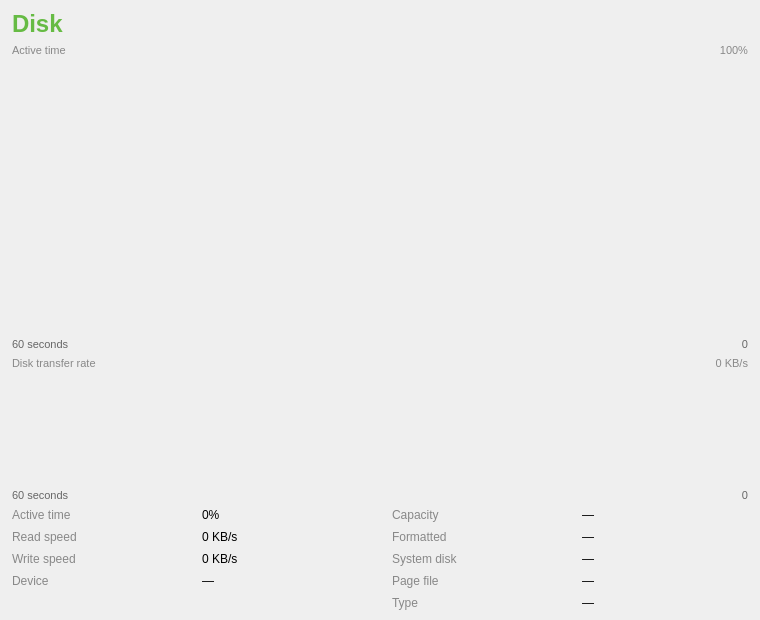
This is src/perf/diskdetailwidget.ui in wholikeel/TuxManager as Qt 5 draws it before an edit. The edited form follows.
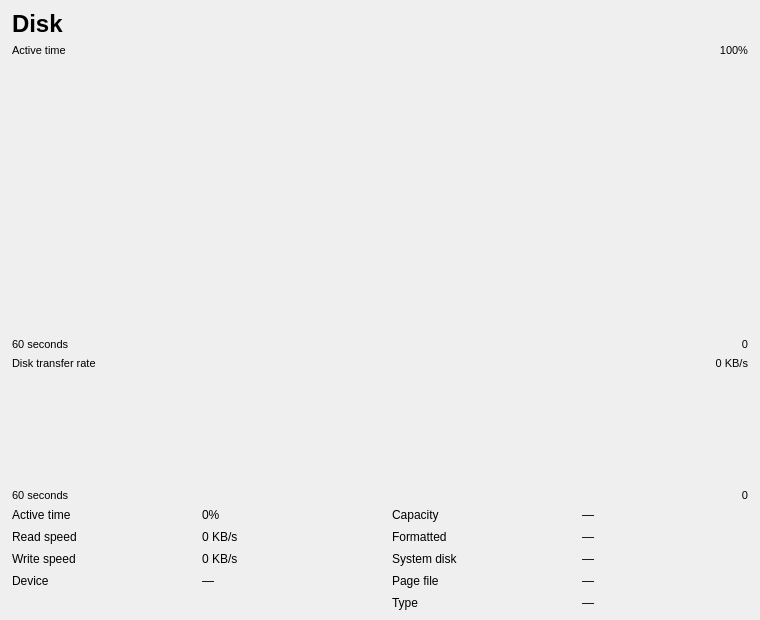
This is the edited form. Custom widgets are drawn as their Qt base class.

Commit message:
new ColorScheme class
this is a followup to cleanup of light / dark theme colors,
instead of having the colors scattered all over the place
hardcoded, we have a single place where we store all of them

Configuration now determines between 3 different color schemes:

Light / Dark / Custom

The custom scheme is loaded using serialization
from / to QVariantMap, however right now there is still no
UI yet that would allow users to change these colors

Patch:
```diff
--- a/src/perf/diskdetailwidget.ui
+++ b/src/perf/diskdetailwidget.ui
@@ -17,7 +17,7 @@
      <item>
       <widget class="QLabel" name="titleLabel">
        <property name="text"><string>Disk</string></property>
-       <property name="styleSheet"><string>font-size: 18pt; font-weight: bold; color: #66bb44;</string></property>
+       <property name="styleSheet"><string>font-size: 18pt; font-weight: bold;</string></property>
       </widget>
      </item>
      <item>
@@ -41,7 +41,7 @@
      <item>
       <widget class="QLabel" name="activeGraphLabel">
        <property name="text"><string>Active time</string></property>
-       <property name="styleSheet"><string>color:#888; font-size: 8pt;</string></property>
+       <property name="styleSheet"><string>font-size: 8pt;</string></property>
       </widget>
      </item>
      <item>
@@ -54,7 +54,7 @@
       <widget class="QLabel" name="activeGraphMaxLabel">
        <property name="text"><string>100%</string></property>
        <property name="alignment"><set>Qt::AlignRight|Qt::AlignVCenter</set></property>
-       <property name="styleSheet"><string>color:#888; font-size: 8pt;</string></property>
+       <property name="styleSheet"><string>font-size: 8pt;</string></property>
       </widget>
      </item>
     </layout>
@@ -77,7 +77,7 @@
      <item>
       <widget class="QLabel" name="activeTimeLeftLabel">
        <property name="text"><string>60 seconds</string></property>
-       <property name="styleSheet"><string>color: #666; font-size: 8pt;</string></property>
+       <property name="styleSheet"><string>font-size: 8pt;</string></property>
       </widget>
      </item>
      <item>
@@ -90,7 +90,7 @@
       <widget class="QLabel" name="activeTimeRightLabel">
        <property name="text"><string>0</string></property>
        <property name="alignment"><set>Qt::AlignRight|Qt::AlignVCenter</set></property>
-       <property name="styleSheet"><string>color: #666; font-size: 8pt;</string></property>
+       <property name="styleSheet"><string>font-size: 8pt;</string></property>
       </widget>
      </item>
     </layout>
@@ -101,7 +101,7 @@
      <item>
       <widget class="QLabel" name="transferGraphLabel">
        <property name="text"><string>Disk transfer rate</string></property>
-       <property name="styleSheet"><string>color:#888; font-size: 8pt;</string></property>
+       <property name="styleSheet"><string>font-size: 8pt;</string></property>
       </widget>
      </item>
      <item>
@@ -114,7 +114,7 @@
       <widget class="QLabel" name="transferGraphMaxLabel">
        <property name="text"><string>0 KB/s</string></property>
        <property name="alignment"><set>Qt::AlignRight|Qt::AlignVCenter</set></property>
-       <property name="styleSheet"><string>color:#888; font-size: 8pt;</string></property>
+       <property name="styleSheet"><string>font-size: 8pt;</string></property>
       </widget>
      </item>
     </layout>
@@ -131,7 +131,7 @@
      <item>
       <widget class="QLabel" name="transferTimeLeftLabel">
        <property name="text"><string>60 seconds</string></property>
-       <property name="styleSheet"><string>color: #666; font-size: 8pt;</string></property>
+       <property name="styleSheet"><string>font-size: 8pt;</string></property>
       </widget>
      </item>
      <item>
@@ -144,7 +144,7 @@
       <widget class="QLabel" name="transferTimeRightLabel">
        <property name="text"><string>0</string></property>
        <property name="alignment"><set>Qt::AlignRight|Qt::AlignVCenter</set></property>
-       <property name="styleSheet"><string>color: #666; font-size: 8pt;</string></property>
+       <property name="styleSheet"><string>font-size: 8pt;</string></property>
       </widget>
      </item>
     </layout>
@@ -155,27 +155,27 @@
      <property name="horizontalSpacing"><number>24</number></property>
      <property name="verticalSpacing"><number>8</number></property>
 
-     <item row="0" column="0"><widget class="QLabel" name="activeLabel"><property name="text"><string>Active time</string></property><property name="styleSheet"><string>color:#888;</string></property></widget></item>
+     <item row="0" column="0"><widget class="QLabel" name="activeLabel"><property name="text"><string>Active time</string></property><property name="styleSheet"><string></string></property></widget></item>
      <item row="0" column="1"><widget class="QLabel" name="activeValueLabel"><property name="text"><string>0%</string></property></widget></item>
-     <item row="0" column="2"><widget class="QLabel" name="capacityLabel"><property name="text"><string>Capacity</string></property><property name="styleSheet"><string>color:#888;</string></property></widget></item>
+     <item row="0" column="2"><widget class="QLabel" name="capacityLabel"><property name="text"><string>Capacity</string></property><property name="styleSheet"><string></string></property></widget></item>
      <item row="0" column="3"><widget class="QLabel" name="capacityValueLabel"><property name="text"><string>—</string></property></widget></item>
 
-     <item row="1" column="0"><widget class="QLabel" name="readLabel"><property name="text"><string>Read speed</string></property><property name="styleSheet"><string>color:#888;</string></property></widget></item>
+     <item row="1" column="0"><widget class="QLabel" name="readLabel"><property name="text"><string>Read speed</string></property><property name="styleSheet"><string></string></property></widget></item>
      <item row="1" column="1"><widget class="QLabel" name="readValueLabel"><property name="text"><string>0 KB/s</string></property></widget></item>
-     <item row="1" column="2"><widget class="QLabel" name="formattedLabel"><property name="text"><string>Formatted</string></property><property name="styleSheet"><string>color:#888;</string></property></widget></item>
+     <item row="1" column="2"><widget class="QLabel" name="formattedLabel"><property name="text"><string>Formatted</string></property><property name="styleSheet"><string></string></property></widget></item>
      <item row="1" column="3"><widget class="QLabel" name="formattedValueLabel"><property name="text"><string>—</string></property></widget></item>
 
-     <item row="2" column="0"><widget class="QLabel" name="writeLabel"><property name="text"><string>Write speed</string></property><property name="styleSheet"><string>color:#888;</string></property></widget></item>
+     <item row="2" column="0"><widget class="QLabel" name="writeLabel"><property name="text"><string>Write speed</string></property><property name="styleSheet"><string></string></property></widget></item>
      <item row="2" column="1"><widget class="QLabel" name="writeValueLabel"><property name="text"><string>0 KB/s</string></property></widget></item>
-     <item row="2" column="2"><widget class="QLabel" name="systemDiskLabel"><property name="text"><string>System disk</string></property><property name="styleSheet"><string>color:#888;</string></property></widget></item>
+     <item row="2" column="2"><widget class="QLabel" name="systemDiskLabel"><property name="text"><string>System disk</string></property><property name="styleSheet"><string></string></property></widget></item>
      <item row="2" column="3"><widget class="QLabel" name="systemDiskValueLabel"><property name="text"><string>—</string></property></widget></item>
 
-     <item row="3" column="0"><widget class="QLabel" name="deviceLabel"><property name="text"><string>Device</string></property><property name="styleSheet"><string>color:#888;</string></property></widget></item>
+     <item row="3" column="0"><widget class="QLabel" name="deviceLabel"><property name="text"><string>Device</string></property><property name="styleSheet"><string></string></property></widget></item>
      <item row="3" column="1"><widget class="QLabel" name="deviceValueLabel"><property name="text"><string>—</string></property></widget></item>
-     <item row="3" column="2"><widget class="QLabel" name="pageFileLabel"><property name="text"><string>Page file</string></property><property name="styleSheet"><string>color:#888;</string></property></widget></item>
+     <item row="3" column="2"><widget class="QLabel" name="pageFileLabel"><property name="text"><string>Page file</string></property><property name="styleSheet"><string></string></property></widget></item>
      <item row="3" column="3"><widget class="QLabel" name="pageFileValueLabel"><property name="text"><string>—</string></property></widget></item>
 
-     <item row="4" column="2"><widget class="QLabel" name="typeLabel"><property name="text"><string>Type</string></property><property name="styleSheet"><string>color:#888;</string></property></widget></item>
+     <item row="4" column="2"><widget class="QLabel" name="typeLabel"><property name="text"><string>Type</string></property><property name="styleSheet"><string></string></property></widget></item>
      <item row="4" column="3"><widget class="QLabel" name="typeValueLabel"><property name="text"><string>—</string></property></widget></item>
     </layout>
    </item>
```
Left out of the diff: 2 changed lines with no effect on the pictures. The commit also changes 20 other files.
